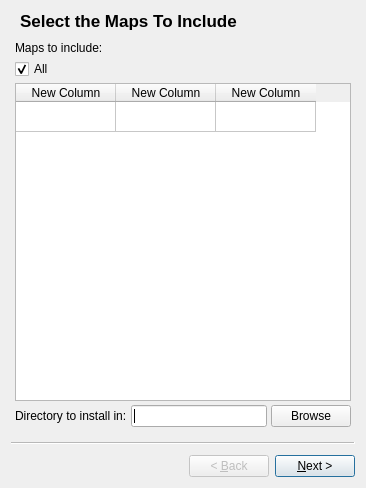
Before: the Qt Designer form installer.ui in RamchandraApte/unvanquished-installer, drawn with Qt 5.
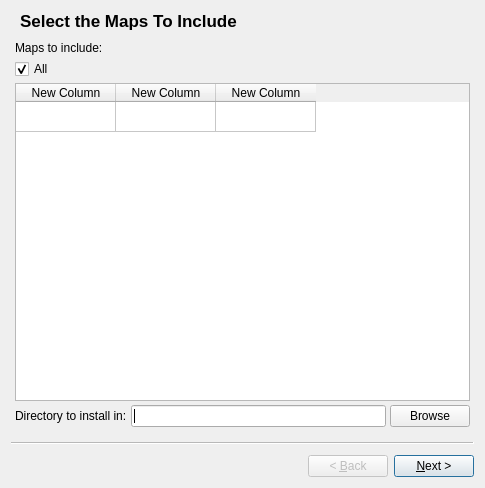
After: the same form once the commit is applied. Icons and pictures are not drawn.

Commit message: Made file download directly into the installation directory.

Diff of the .ui file:
```diff
--- a/installer.ui
+++ b/installer.ui
@@ -6,7 +6,7 @@
    <rect>
     <x>0</x>
     <y>0</y>
-    <width>366</width>
+    <width>485</width>
     <height>488</height>
    </rect>
   </property>
```
The commit also changes 1 other file.
